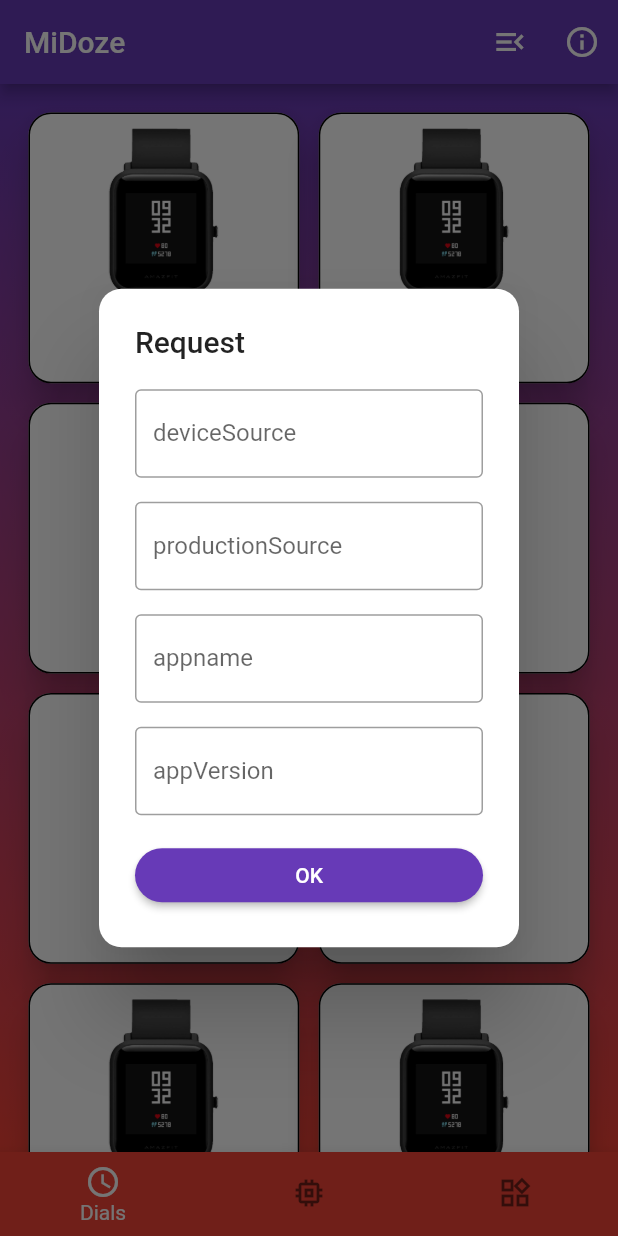
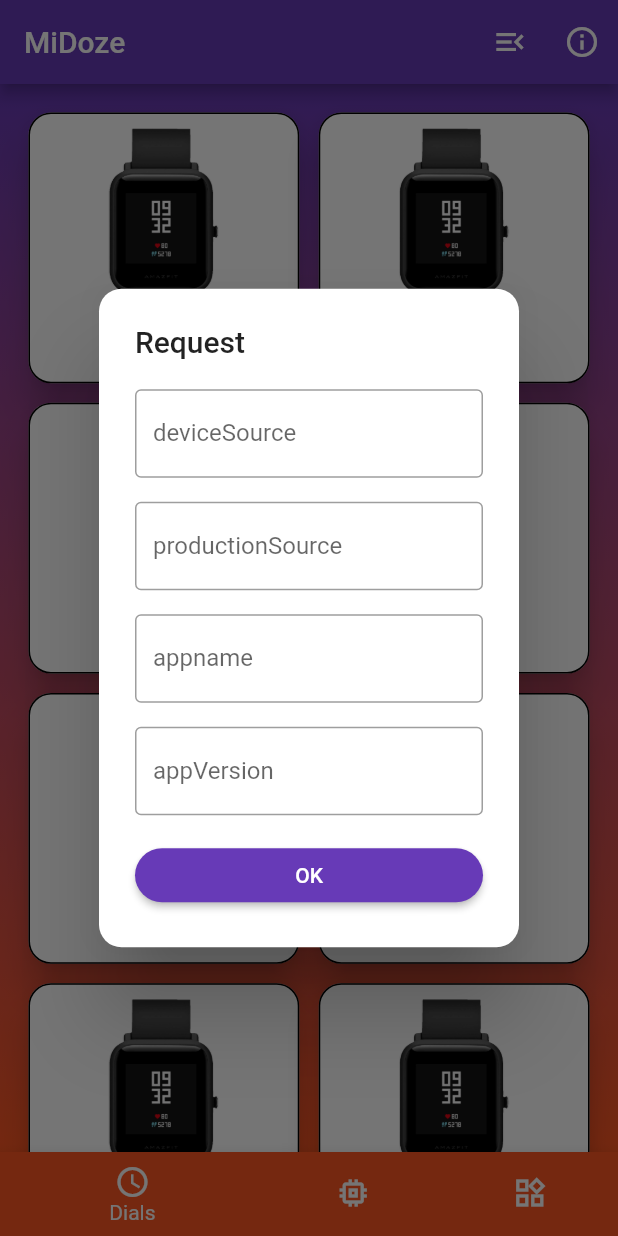
Before and after one commit to Keddnyo/MiDozeFlutter, a Flutter app: the screen it shows after launch, after a tap on the "menu open" icon, on a phone screen of 412 x 824 dp. Run offline on Flutter 3.47's test engine with Material 2 defaults, Android fonts, the phone set to English and light mode, and no system bars.

Commit message:
Update main.dart

```diff
--- a/lib/main.dart
+++ b/lib/main.dart
@@ -1,11 +1,12 @@
 import 'package:flutter/material.dart';
-import 'package:flutter/services.dart';
 import 'ui_elements/dialog.dart';
 import 'remote/requests.dart';
 
 void main() {
   runApp(const MyApp());
 }
+
+MaterialColor accentColor = Colors.blue;
 
 class MyApp extends StatelessWidget {
   const MyApp({Key? key}) : super(key: key);
@@ -38,10 +39,6 @@
   Widget build(BuildContext context) {
     return Scaffold(
       appBar: AppBar(
-        systemOverlayStyle: const SystemUiOverlayStyle(
-          statusBarColor: Colors.deepPurple,
-          systemNavigationBarColor: Colors.red,
-        ),
         title: Text(widget.title),
         actions: [
           IconButton(
@@ -61,36 +58,54 @@
         ],
       ),
       body: Container(
-        decoration: const BoxDecoration(
+        decoration: BoxDecoration(
           gradient: LinearGradient(
             begin: Alignment.topCenter,
             end: Alignment.bottomCenter,
             colors: [
               Colors.deepPurple,
-              Colors.red,
+              accentColor,
             ],
           ),
         ),
         child: deviceList(),
       ),
       bottomNavigationBar: BottomNavigationBar(
-        items: const <BottomNavigationBarItem>[
+        type: BottomNavigationBarType.shifting,
+        items: <BottomNavigationBarItem>[
           BottomNavigationBarItem(
-              icon: Icon(Icons.access_time_outlined), label: "Dials"),
+              icon: const Icon(Icons.access_time_outlined),
+              label: "Dials",
+              backgroundColor: accentColor),
           BottomNavigationBarItem(
-              icon: Icon(Icons.memory_outlined), label: "ROMs"),
+              icon: const Icon(Icons.memory_outlined),
+              label: "ROMs",
+              backgroundColor: accentColor),
           BottomNavigationBarItem(
-              icon: Icon(Icons.widgets_outlined), label: "Apps")
+              icon: const Icon(Icons.widgets_outlined),
+              label: "Apps",
+              backgroundColor: accentColor)
         ],
         currentIndex: index,
         onTap: (int i) {
-          setState(() {
-            index = i;
-          });
+          setState(
+            () {
+              index = i;
+
+              switch (i) {
+                case 0:
+                  accentColor = Colors.deepOrange;
+                  break;
+                case 2:
+                  accentColor = Colors.blueGrey;
+                  break;
+                default:
+                  accentColor = Colors.blue;
+              }
+            },
+          );
         },
         showUnselectedLabels: false,
-        backgroundColor: Colors.red,
-        selectedItemColor: Colors.white,
       ),
     );
   }
```
